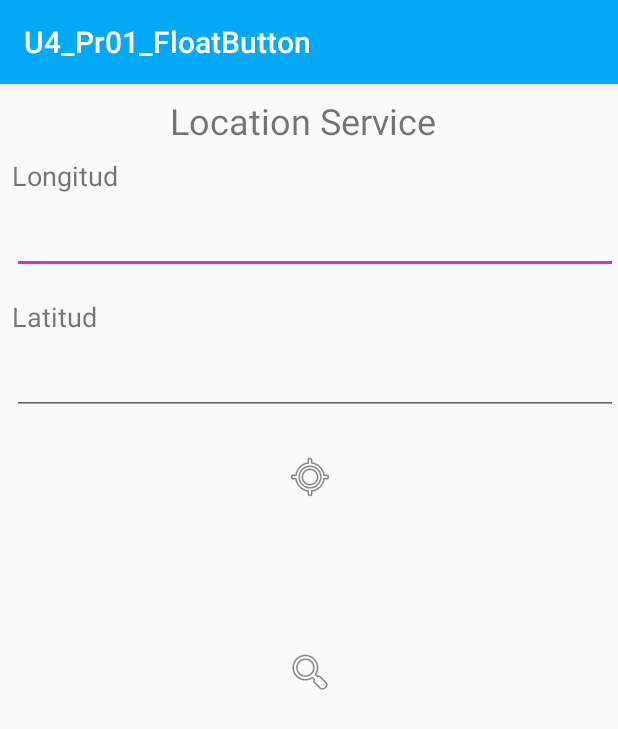
After one commit to DarkMarksDoe/U4_Pr01_FloatButton, an Android app: the ActivityMap screen opened directly, with no data from a screen before it, on a phone screen of 412 x 824 dp. The commit adds this screen. Shown: the top 729 px of the screen. Run offline under Robolectric (Android 15) with nearby library versions, the phone set to English and light mode, and no system bars.

Commit message:
Adding Location Service, not functional, only GUI

```diff
--- a/app/src/main/AndroidManifest.xml
+++ b/app/src/main/AndroidManifest.xml
@@ -2,7 +2,11 @@
 <manifest xmlns:android="http://schemas.android.com/apk/res/android"
     package="com.mrk2.u4_pr01_floatbutton">
 
-    <uses-permission android:name="android.permission.VIBRATE" />
+    <uses-permission android:name="android.permission.VIBRATE"/>
+    <uses-permission android:name="android.permission.INTERNET"/>
+    <uses-permission android:name="android.permission.ACCESS_FINE_LOCATION"/>
+    <uses-permission android:name="android.permission.ACCESS_COARSE_LOCATION"/>
+
     <application
         android:allowBackup="true"
         android:icon="@drawable/servicio"
@@ -10,7 +14,8 @@
         android:roundIcon="@mipmap/ic_launcher_round"
         android:supportsRtl="true"
         android:theme="@style/AppTheme">
-        <activity android:name=".ActivityProx"></activity>
+        <activity android:name=".ActivityMap"></activity>
+        <activity android:name=".ActivityProx" />
         <activity android:name=".ActivityTapSensor" />
         <activity android:name=".ActivityCamera" />
         <activity android:name=".ActivityVideoView" />
--- /dev/null
+++ b/app/src/main/java/com/mrk2/u4_pr01_floatbutton/ActivityMap.java
@@ -0,0 +1,105 @@
+package com.mrk2.u4_pr01_floatbutton;
+
+import androidx.appcompat.app.AppCompatActivity;
+import androidx.core.app.ActivityCompat;
+
+import android.Manifest;
+import android.content.ContentResolver;
+import android.content.Context;
+import android.content.pm.PackageManager;
+import android.location.Location;
+import android.location.LocationListener;
+import android.location.LocationManager;
+import android.os.Bundle;
+import android.provider.Settings;
+import android.view.View;
+import android.widget.EditText;
+import android.widget.ImageButton;
+import android.widget.ProgressBar;
+import android.widget.Toast;
+
+public class ActivityMap extends AppCompatActivity implements LocationListener {
+
+    ImageButton btnFind, btnSearch;
+    EditText etLat,etLong;
+    ProgressBar pb;
+    LocationManager locationManager;
+
+    @Override
+    protected void onCreate(Bundle savedInstanceState) {
+        super.onCreate(savedInstanceState);
+        setContentView(R.layout.activity_map);
+        controls();
+        events();
+    }
+
+    private void events() {
+        btnFind.setOnClickListener(new View.OnClickListener() {
+            @Override
+            public void onClick(View v) {
+                getMyCordinates();
+            }
+        });
+        btnSearch.setOnClickListener(new View.OnClickListener() {
+            @Override
+            public void onClick(View v) {
+                openMap();
+            }
+        });
+    }
+
+    private void openMap() {
+    }
+
+    private void getMyCordinates() {
+        if(getGPStatus()){
+            pb.setVisibility(View.VISIBLE);
+            long time = 500; //Lecture Time
+            float minDist = 10; //Distance of Lecture
+            //check permissions
+            if(ActivityCompat.checkSelfPermission(this, Manifest.permission.ACCESS_FINE_LOCATION)!= PackageManager.PERMISSION_GRANTED &&
+                    ActivityCompat.checkSelfPermission(this, Manifest.permission.ACCESS_COARSE_LOCATION)!= PackageManager.PERMISSION_GRANTED){
+                return;
+            }
+            locationManager.requestLocationUpdates(LocationManager.GPS_PROVIDER,time,minDist,(LocationListener)this);
+        }else{
+            pb.setVisibility(View.INVISIBLE);
+            Toast.makeText(this, "Activa el GPS porfi", Toast.LENGTH_SHORT).show();
+        }
+    }
+
+    private boolean getGPStatus() {
+        ContentResolver content = getBaseContext().getContentResolver();
+        boolean status = Settings.Secure.isLocationProviderEnabled(content, LocationManager.GPS_PROVIDER);
+        return status;
+    }
+
+    private void controls() {
+        btnFind = findViewById(R.id.btnFind);
+        btnSearch = findViewById(R.id.btnSearch);
+        etLat = findViewById(R.id.am_et_lat);
+        etLong = findViewById(R.id.am_et_long);
+        pb = findViewById(R.id.progressBar);
+        pb.setVisibility(View.INVISIBLE);
+    }
+
+    @Override
+    public void onLocationChanged(Location location) {
+
+    }
+
+    @Override
+    public void onStatusChanged(String provider, int status, Bundle extras) {
+
+    }
+
+    @Override
+    public void onProviderEnabled(String provider) {
+
+    }
+
+    @Override
+    public void onProviderDisabled(String provider) {
+
+    }
+}
--- a/app/src/main/java/com/mrk2/u4_pr01_floatbutton/MainActivity.java
+++ b/app/src/main/java/com/mrk2/u4_pr01_floatbutton/MainActivity.java
@@ -69,6 +69,9 @@ public class MainActivity extends AppCompatActivity {
             }else if(id == R.id.me_Prox) {
                 Intent intentVid = new Intent(MainActivity.this, ActivityProx.class);
                 startActivity(intentVid);
+            }else if(id == R.id.me_map1) {
+                Intent intentVid = new Intent(MainActivity.this, ActivityMap.class);
+                startActivity(intentVid);
             }
 
 
--- /dev/null
+++ b/app/src/main/res/layout/activity_map.xml
@@ -0,0 +1,109 @@
+<?xml version="1.0" encoding="utf-8"?>
+<androidx.constraintlayout.widget.ConstraintLayout xmlns:android="http://schemas.android.com/apk/res/android"
+    xmlns:app="http://schemas.android.com/apk/res-auto"
+    xmlns:tools="http://schemas.android.com/tools"
+    android:layout_width="match_parent"
+    android:layout_height="match_parent"
+    tools:context=".ActivityMap">
+
+    <TextView
+        android:id="@+id/textView"
+        android:layout_width="wrap_content"
+        android:layout_height="wrap_content"
+        android:layout_marginTop="8dp"
+        android:layout_marginEnd="8dp"
+        android:text="@string/location_service"
+        android:textSize="24sp"
+        app:layout_constraintEnd_toEndOf="parent"
+        app:layout_constraintStart_toStartOf="parent"
+        app:layout_constraintTop_toTopOf="parent" />
+
+    <TextView
+        android:id="@+id/textView2"
+        android:layout_width="wrap_content"
+        android:layout_height="wrap_content"
+        android:layout_marginStart="8dp"
+        android:layout_marginTop="8dp"
+        android:text="@string/longitud"
+        android:textSize="18sp"
+        app:layout_constraintStart_toStartOf="parent"
+        app:layout_constraintTop_toBottomOf="@+id/textView" />
+
+    <EditText
+        android:id="@+id/am_et_long"
+        android:layout_width="match_parent"
+        android:layout_height="wrap_content"
+        android:layout_marginStart="8dp"
+        android:layout_marginTop="8dp"
+        android:autofillHints=""
+        android:ems="10"
+        android:inputType="textPersonName"
+        app:layout_constraintStart_toStartOf="parent"
+        app:layout_constraintTop_toBottomOf="@+id/textView2" />
+
+    <TextView
+        android:id="@+id/textView3"
+        android:layout_width="wrap_content"
+        android:layout_height="wrap_content"
+        android:layout_marginStart="8dp"
+        android:layout_marginTop="16dp"
+        android:text="Latitud"
+        android:textSize="18sp"
+        app:layout_constraintStart_toStartOf="parent"
+        app:layout_constraintTop_toBottomOf="@+id/am_et_long" />
+
+    <EditText
+        android:id="@+id/am_et_lat"
+        android:layout_width="match_parent"
+        android:layout_height="wrap_content"
+        android:layout_marginStart="8dp"
+        android:layout_marginTop="8dp"
+        android:ems="10"
+        android:inputType="textPersonName"
+        app:layout_constraintStart_toStartOf="parent"
+        app:layout_constraintTop_toBottomOf="@+id/textView3" />
+
+    <ImageButton
+        android:id="@+id/btnFind"
+        android:layout_width="50dp"
+        android:layout_height="50dp"
+        android:layout_marginStart="8dp"
+        android:layout_marginTop="16dp"
+        android:layout_marginEnd="8dp"
+        android:layout_marginBottom="24dp"
+        android:background="@android:color/transparent"
+        app:layout_constraintBottom_toTopOf="@+id/progressBar"
+        app:layout_constraintEnd_toEndOf="parent"
+        app:layout_constraintStart_toStartOf="parent"
+        app:layout_constraintTop_toBottomOf="@+id/am_et_lat"
+        app:srcCompat="@android:drawable/ic_menu_mylocation" />
+
+    <ProgressBar
+        android:id="@+id/progressBar"
+        style="?android:attr/progressBarStyle"
+        android:layout_width="wrap_content"
+        android:layout_height="wrap_content"
+        android:layout_marginStart="8dp"
+        android:layout_marginTop="16dp"
+        android:layout_marginEnd="8dp"
+        app:layout_constraintEnd_toEndOf="parent"
+        app:layout_constraintStart_toStartOf="parent"
+        app:layout_constraintTop_toBottomOf="@+id/btnFind" />
+
+    <ImageButton
+        android:id="@+id/btnSearch"
+        android:layout_width="50dp"
+        android:layout_height="50dp"
+        android:layout_marginStart="8dp"
+        android:layout_marginTop="16dp"
+        android:layout_marginEnd="8dp"
+        android:layout_marginBottom="8dp"
+        android:background="@android:color/transparent"
+        app:layout_constraintBottom_toBottomOf="parent"
+        app:layout_constraintEnd_toEndOf="parent"
+        app:layout_constraintStart_toStartOf="parent"
+        app:layout_constraintTop_toBottomOf="@+id/progressBar"
+        app:layout_constraintVertical_bias="0.0"
+        app:srcCompat="@android:drawable/ic_menu_search" />
+
+</androidx.constraintlayout.widget.ConstraintLayout>
--- a/app/src/main/res/menu/menu_main.xml
+++ b/app/src/main/res/menu/menu_main.xml
@@ -51,7 +51,17 @@
             <item
                 android:id="@+id/me_Prox"
                 android:title="Proximidad"/>
-
+        </menu>
+    </item>
+    <item
+        android:orderInCategory="111"
+        app:showAsAction="never"
+        android:id="@+id/me_location"
+        android:title="Maps" >
+        <menu>
+            <item
+                android:id="@+id/me_map1"
+                android:title="My coordenates"/>
         </menu>
     </item>
 
--- a/app/src/main/res/values/strings.xml
+++ b/app/src/main/res/values/strings.xml
@@ -9,4 +9,6 @@
     <string name="y">Y: </string>
     <string name="z">Z: </string>
     <string name="textview">Mira nomas puedo ver</string>
+    <string name="location_service">Location Service</string>
+    <string name="longitud">Longitud</string>
 </resources>
```
